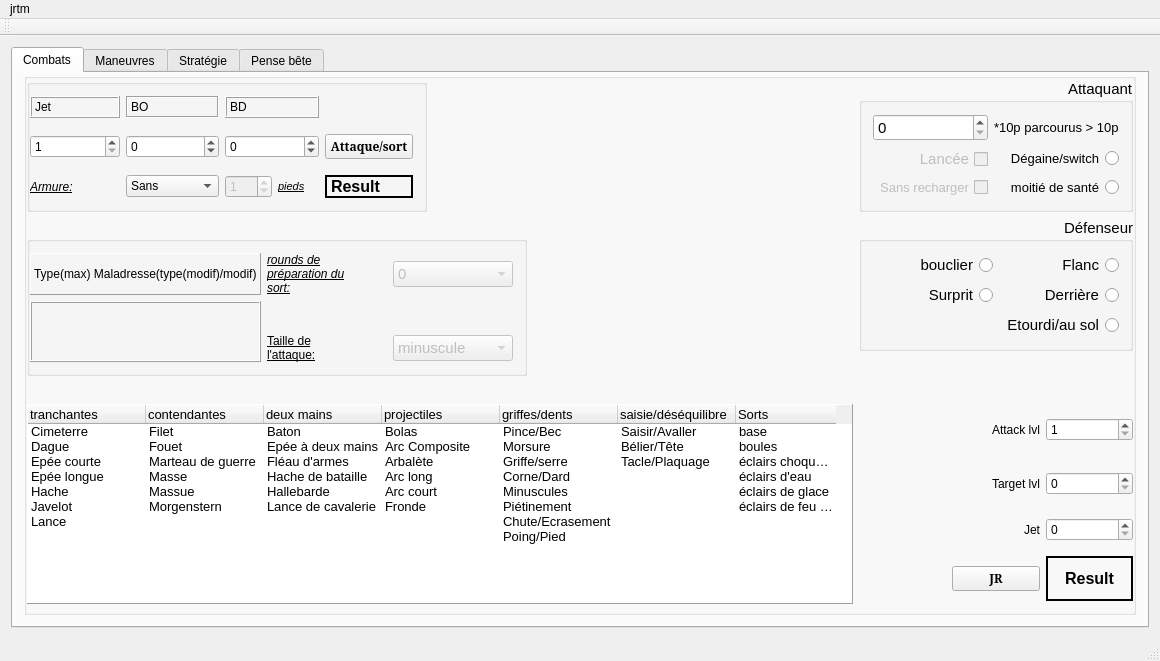
e2002e/JRTM-MERP, file mainwindow.ui: the form before one commit.
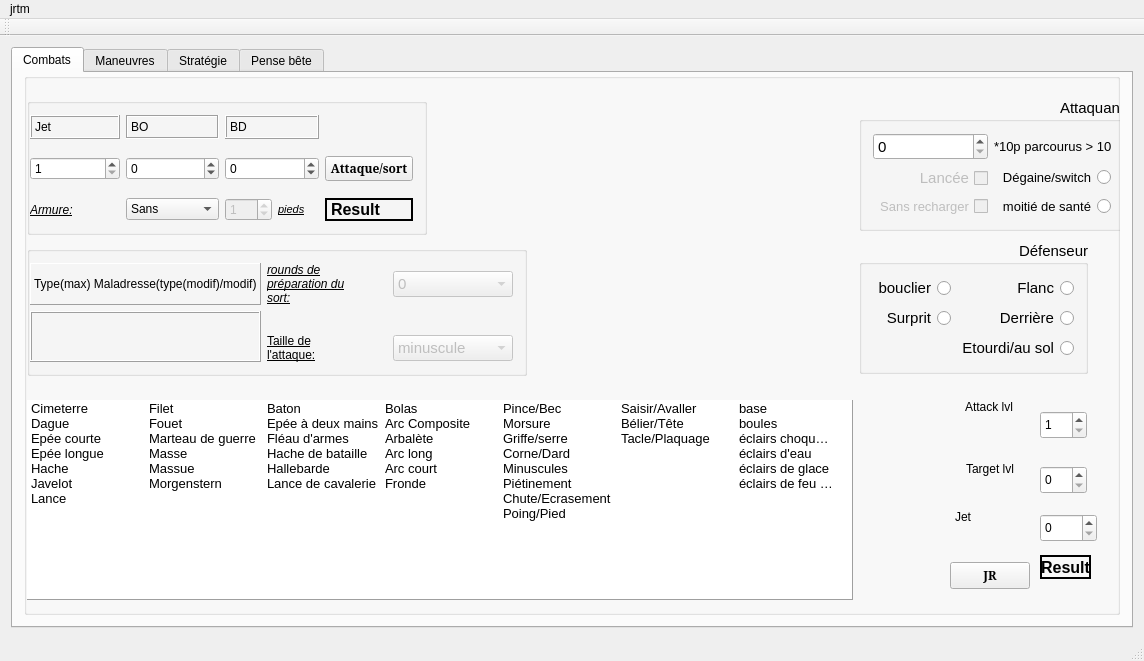
The form after the commit.

Commit message: translations to be done

Patch:
```diff
--- a/mainwindow.ui
+++ b/mainwindow.ui
@@ -6,7 +6,7 @@
    <rect>
     <x>0</x>
     <y>0</y>
-    <width>1067</width>
+    <width>1144</width>
     <height>661</height>
    </rect>
   </property>
@@ -51,18 +51,15 @@
           <property name="title">
            <string/>
           </property>
-          <layout class="QGridLayout" name="gridLayout_3">
-           <property name="leftMargin">
-            <number>0</number>
-           </property>
-           <property name="topMargin">
-            <number>0</number>
-           </property>
-           <property name="rightMargin">
-            <number>0</number>
-           </property>
-           <item row="30" column="0" rowspan="4">
             <widget class="QTreeWidget" name="treeWidget">
+           <property name="geometry">
+            <rect>
+             <x>3</x>
+             <y>327</y>
+             <width>826</width>
+             <height>200</height>
+            </rect>
+           </property>
              <property name="sizePolicy">
               <sizepolicy hsizetype="Preferred" vsizetype="Preferred">
                <horstretch>0</horstretch>
@@ -144,7 +141,7 @@
               <bool>true</bool>
              </property>
              <attribute name="headerVisible">
-              <bool>true</bool>
+            <bool>false</bool>
              </attribute>
              <attribute name="headerCascadingSectionResizes">
               <bool>false</bool>
@@ -378,9 +375,15 @@
               </property>
              </item>
             </widget>
-           </item>
-           <item row="2" column="0" rowspan="2">
             <widget class="QGroupBox" name="groupBox_7">
+           <property name="geometry">
+            <rect>
+             <x>3</x>
+             <y>173</y>
+             <width>500</width>
+             <height>130</height>
+            </rect>
+           </property>
              <property name="sizePolicy">
               <sizepolicy hsizetype="Preferred" vsizetype="Preferred">
                <horstretch>0</horstretch>
@@ -564,9 +567,15 @@
               </item>
              </layout>
             </widget>
-           </item>
-           <item row="0" column="0">
             <widget class="QGroupBox" name="groupBox_8">
+           <property name="geometry">
+            <rect>
+             <x>3</x>
+             <y>25</y>
+             <width>400</width>
+             <height>137</height>
+            </rect>
+           </property>
              <property name="sizePolicy">
               <sizepolicy hsizetype="Preferred" vsizetype="Preferred">
                <horstretch>0</horstretch>
@@ -844,9 +853,15 @@
               </item>
              </layout>
             </widget>
-           </item>
-           <item row="0" column="1" colspan="3">
             <widget class="QGroupBox" name="groupBox_6">
+           <property name="geometry">
+            <rect>
+             <x>835</x>
+             <y>25</y>
+             <width>266</width>
+             <height>133</height>
+            </rect>
+           </property>
              <property name="sizePolicy">
               <sizepolicy hsizetype="Preferred" vsizetype="Minimum">
                <horstretch>0</horstretch>
@@ -959,9 +974,15 @@
               </item>
              </layout>
             </widget>
-           </item>
-           <item row="2" column="1" colspan="3">
             <widget class="QGroupBox" name="groupBox">
+           <property name="geometry">
+            <rect>
+             <x>835</x>
+             <y>168</y>
+             <width>229</width>
+             <height>133</height>
+            </rect>
+           </property>
              <property name="sizePolicy">
               <sizepolicy hsizetype="Preferred" vsizetype="Minimum">
                <horstretch>0</horstretch>
@@ -1061,9 +1082,15 @@
               </item>
              </layout>
             </widget>
-           </item>
-           <item row="33" column="3">
             <widget class="QLabel" name="label_38">
+           <property name="geometry">
+            <rect>
+             <x>1016</x>
+             <y>482</y>
+             <width>51</width>
+             <height>24</height>
+            </rect>
+           </property>
              <property name="font">
               <font>
                <pointsize>12</pointsize>
@@ -1084,9 +1111,15 @@
               <cstring>pushButton_5</cstring>
              </property>
             </widget>
-           </item>
-           <item row="33" column="2">
             <widget class="QPushButton" name="pushButton_5">
+           <property name="geometry">
+            <rect>
+             <x>926</x>
+             <y>489</y>
+             <width>80</width>
+             <height>27</height>
+            </rect>
+           </property>
              <property name="font">
               <font>
                <family>Serif</family>
@@ -1098,9 +1131,15 @@
               <string>JR</string>
              </property>
             </widget>
-           </item>
-           <item row="32" column="3">
             <widget class="QSpinBox" name="spinBox_11">
+           <property name="geometry">
+            <rect>
+             <x>1016</x>
+             <y>441</y>
+             <width>57</width>
+             <height>28</height>
+            </rect>
+           </property>
              <property name="accelerated">
               <bool>true</bool>
              </property>
@@ -1108,9 +1147,15 @@
               <number>100</number>
              </property>
             </widget>
-           </item>
-           <item row="32" column="2">
             <widget class="QLabel" name="label_37">
+           <property name="geometry">
+            <rect>
+             <x>926</x>
+             <y>434</y>
+             <width>21</width>
+             <height>19</height>
+            </rect>
+           </property>
              <property name="layoutDirection">
               <enum>Qt::RightToLeft</enum>
              </property>
@@ -1124,16 +1169,28 @@
               <cstring>spinBox_11</cstring>
              </property>
             </widget>
-           </item>
-           <item row="31" column="3">
             <widget class="QSpinBox" name="spinBox_12">
+           <property name="geometry">
+            <rect>
+             <x>1016</x>
+             <y>393</y>
+             <width>47</width>
+             <height>28</height>
+            </rect>
+           </property>
              <property name="maximum">
               <number>15</number>
              </property>
             </widget>
-           </item>
-           <item row="30" column="3">
             <widget class="QSpinBox" name="spinBox_13">
+           <property name="geometry">
+            <rect>
+             <x>1016</x>
+             <y>338</y>
+             <width>47</width>
+             <height>28</height>
+            </rect>
+           </property>
              <property name="minimum">
               <number>1</number>
              </property>
@@ -1141,9 +1198,15 @@
               <number>15</number>
              </property>
             </widget>
-           </item>
-           <item row="31" column="2">
             <widget class="QLabel" name="label_36">
+           <property name="geometry">
+            <rect>
+             <x>926</x>
+             <y>386</y>
+             <width>64</width>
+             <height>19</height>
+            </rect>
+           </property>
              <property name="text">
               <string>Target lvl</string>
              </property>
@@ -1154,9 +1217,15 @@
               <cstring>spinBox_12</cstring>
              </property>
             </widget>
-           </item>
-           <item row="30" column="2">
             <widget class="QLabel" name="label_35">
+           <property name="geometry">
+            <rect>
+             <x>926</x>
+             <y>324</y>
+             <width>63</width>
+             <height>19</height>
+            </rect>
+           </property>
              <property name="text">
               <string>Attack lvl</string>
              </property>
@@ -1167,8 +1236,6 @@
               <cstring>spinBox_13</cstring>
              </property>
             </widget>
-           </item>
-          </layout>
          </widget>
         </item>
        </layout>
@@ -2258,8 +2325,8 @@
     <rect>
      <x>0</x>
      <y>0</y>
-     <width>1067</width>
-     <height>25</height>
+     <width>1144</width>
+     <height>24</height>
     </rect>
    </property>
    <widget class="QMenu" name="menujrtm">
```
Left out of the diff: 4 changed lines with no effect on the pictures. Lines whose indentation alone changed are shown as unchanged.
